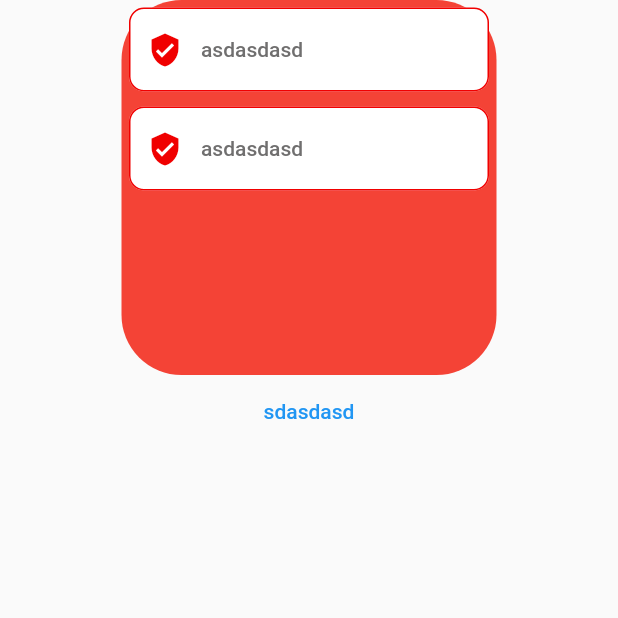
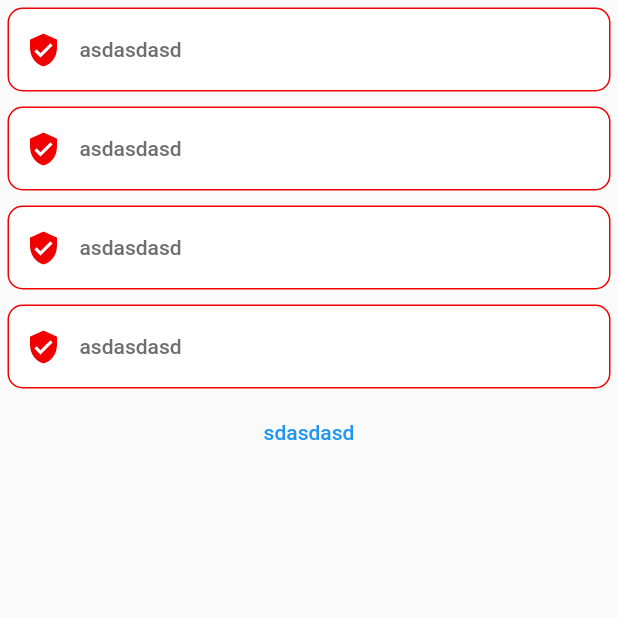
Before and after one commit to msaadev/login_ui, a Flutter app: the screen it shows after launch, after a tap on "sdasdasd", on a phone screen of 412 x 824 dp, the top half of it. Run offline on Flutter 3.47's test engine with Material 2 defaults, Android fonts, the phone set to English and light mode, and no system bars; our stand-ins replace flutter_mobx, mobx; generated files the repository leaves out were written again.

Commit message:
birkaç deneme

```diff
--- /dev/null
+++ b/lib/view/auth/auth_viewmodel.dart
@@ -0,0 +1,8 @@
+import 'package:mobx/mobx.dart';
+part 'auth_viewmodel.g.dart';
+
+class AuthViewModel = _AuthViewModelBase with _$AuthViewModel;
+
+abstract class _AuthViewModelBase with Store {
+
+}
--- a/lib/view/login/login_view.dart
+++ b/lib/view/login/login_view.dart
@@ -3,7 +3,6 @@ import 'package:flutter_mobx/flutter_mobx.dart';
 import 'package:login_ui/core/components/input/login_input.dart';
 import 'package:login_ui/core/extensions/num_extensions.dart';
 import 'package:login_ui/view/login/login_viewmodel.dart';
-import 'package:login_ui/view/signup/signup_view.dart';
 
 class LoginView extends StatefulWidget {
   @override
@@ -11,45 +10,31 @@ class LoginView extends StatefulWidget {
 }
 
 class _LoginViewState extends State<LoginView> {
-  final LoginViewModel loginViewModel = LoginViewModel();
+  final loginViewModel = LoginViewModel();
 
   @override
   Widget build(BuildContext context) {
     return Scaffold(
       body: SafeArea(
-        child: Container(
-            alignment: Alignment.center,
         child: Column(
           children: [
-                Hero(
-                  tag: 'hero',
-                  child: Observer(
-                    builder: (_) {
-                    return AnimatedContainer(
-                      duration: 5.secondDuration,
-                      width: 250,
-                      height: 250,
-                      decoration: BoxDecoration(
-                        color: Colors.red,
-                        borderRadius: 0.radius50,
+            Observer(builder: (_) {
+              return AnimatedSwitcher(
+                duration: 1.secondDuration,
+                transitionBuilder: (i, a) => SizeTransition(
+                  sizeFactor: a,
+                  child: i,
                 ),
-                      child: Wrap(
-                        children: loginViewModel.widgetList,
-                      ),
+                child: loginViewModel.i ? buildFirst : buildSecond,
               );
             }),
-                ),
             TextButton(
                 onPressed: () {
-                      loginViewModel.addItem(LoginInput(
-                        hint: 'asdasdasd',
-                      ));
-                      // Navigator.push(context,
-                      //     MaterialPageRoute(builder: (_) => SignupView()));
+                  loginViewModel.set();
                 },
                 child: Text('sdasdasd'))
           ],
-            )),
+        ),
       ),
     );
   }
@@ -66,7 +51,8 @@ class _LoginViewState extends State<LoginView> {
         ],
       );
 
-  Column get buildSecond => Column(
+  Widget get buildSecond => Container(
+        child: Column(
           mainAxisAlignment: MainAxisAlignment.center,
           children: [
             LoginInput(
@@ -82,5 +68,6 @@ class _LoginViewState extends State<LoginView> {
               hint: 'asdasdasd',
             ),
           ],
+        ),
       );
 }
--- a/lib/view/login/login_viewmodel.dart
+++ b/lib/view/login/login_viewmodel.dart
@@ -1,5 +1,3 @@
-import 'package:flutter/material.dart';
-import 'package:login_ui/core/components/input/login_input.dart';
 import 'package:mobx/mobx.dart';
 part 'login_viewmodel.g.dart';
 
@@ -7,17 +5,10 @@ class LoginViewModel = _LoginViewModelBase with _$LoginViewModel;
 
 abstract class _LoginViewModelBase with Store {
   @observable
-  List<Widget> widgetList = [
-    LoginInput(
-      hint: 'asdasdasd',
-    ),
-    LoginInput(
-      hint: 'asdasdasd',
-    )
-  ];
+  bool i = true;
 
   @action
-  addItem(Widget item) {
-    widgetList.add(item);
+  void set() {
+    i = !i;
   }
 }
```
Also changed, not shown: lib/view/auth/auth_view.dart (added), lib/view/auth/auth_viewmodel.g.dart (added), lib/view/login/login_viewmodel.g.dart. Lines whose indentation alone changed are shown as unchanged.
